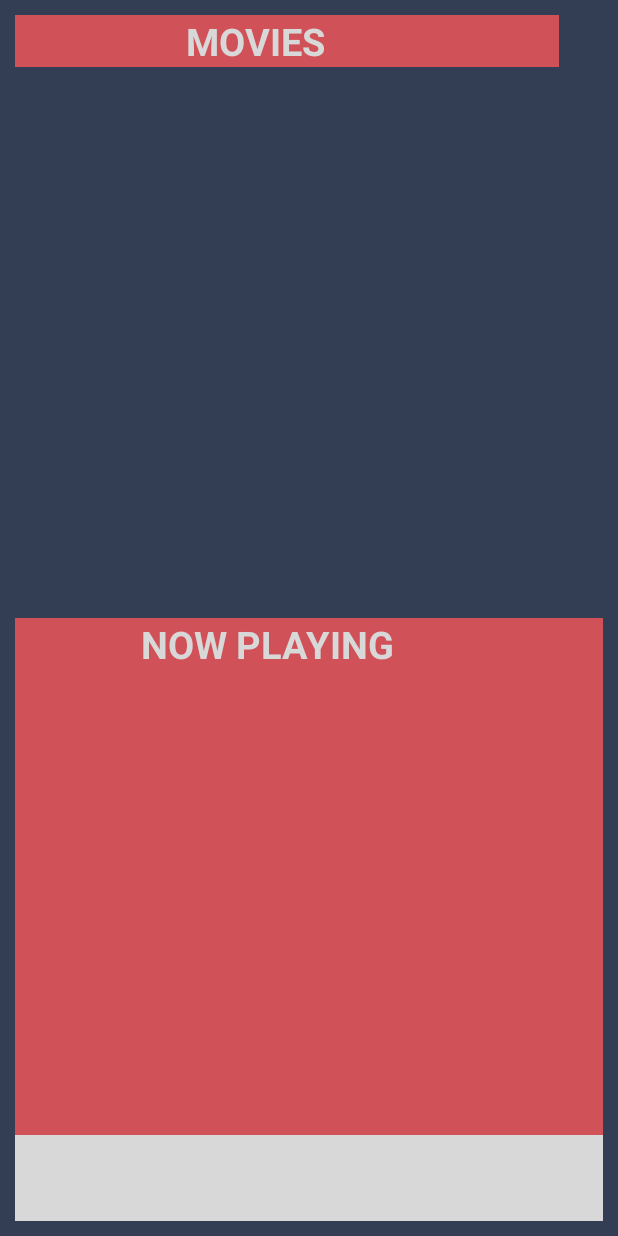
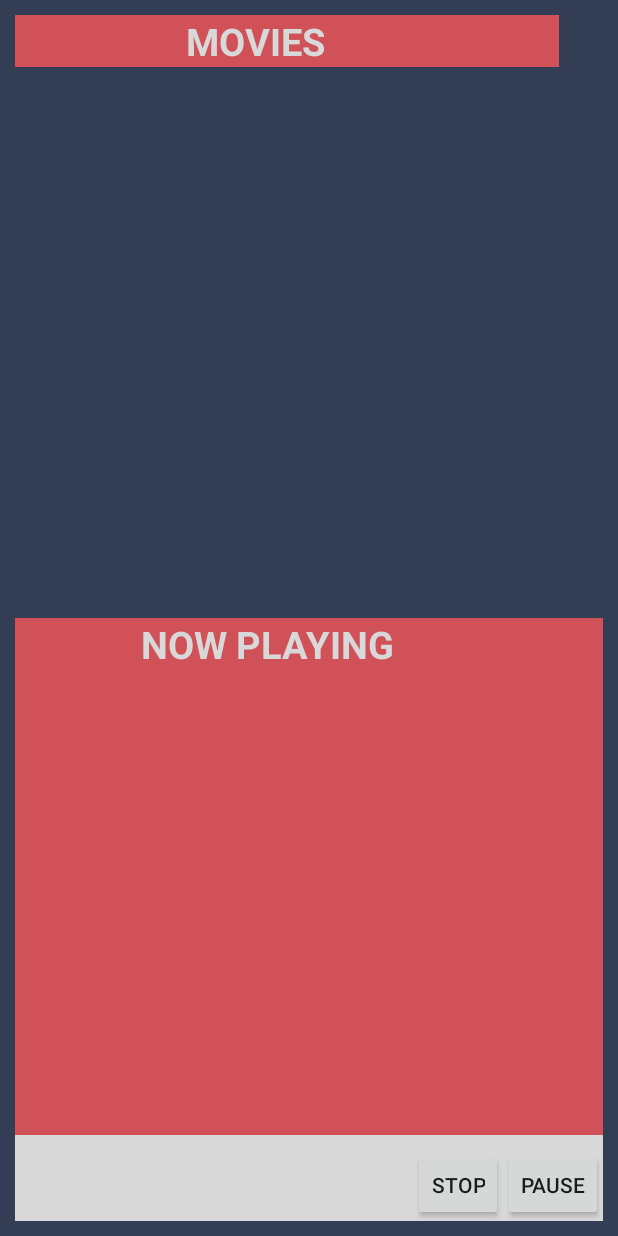
Before and after one commit to dhatawesomedude/AndroidHomeAutomation, an Android app: the layout movies.xml on its own in the app's theme, with its tools: preview values and no code run, on a phone screen of 412 x 824 dp. Run offline under Robolectric (Android 15) with nearby library versions, the light colour scheme and no system bars.

Commit message:
Added pause and play options for movie and music playback.

```diff
--- a/app/src/main/res/layout/movies.xml
+++ b/app/src/main/res/layout/movies.xml
@@ -63,4 +63,22 @@
         android:layout_alignTop="@+id/movie_list_view"
         android:layout_marginTop="364dp" />
 
+    <Button
+        style="?android:attr/buttonStyleSmall"
+        android:layout_width="wrap_content"
+        android:layout_height="wrap_content"
+        android:text="PAUSE"
+        android:id="@+id/movie_pause"
+        android:layout_alignBottom="@+id/music_now_playing"
+        android:layout_alignParentRight="true" />
+
+    <Button
+        style="?android:attr/buttonStyleSmall"
+        android:layout_width="wrap_content"
+        android:layout_height="wrap_content"
+        android:text="STOP"
+        android:id="@+id/movie_stop"
+        android:layout_alignParentBottom="true"
+        android:layout_toLeftOf="@+id/movie_pause" />
+
 </RelativeLayout>
```
Also changed, not shown: app/src/main/java/com/example/capstoneapp/app/MovieActivity.java (+18 -0 lines).
